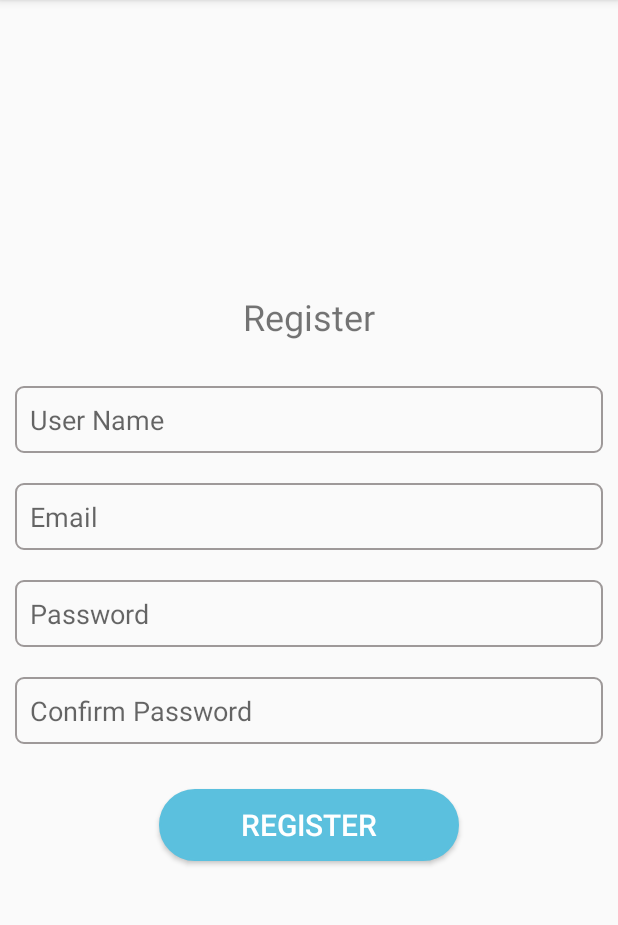
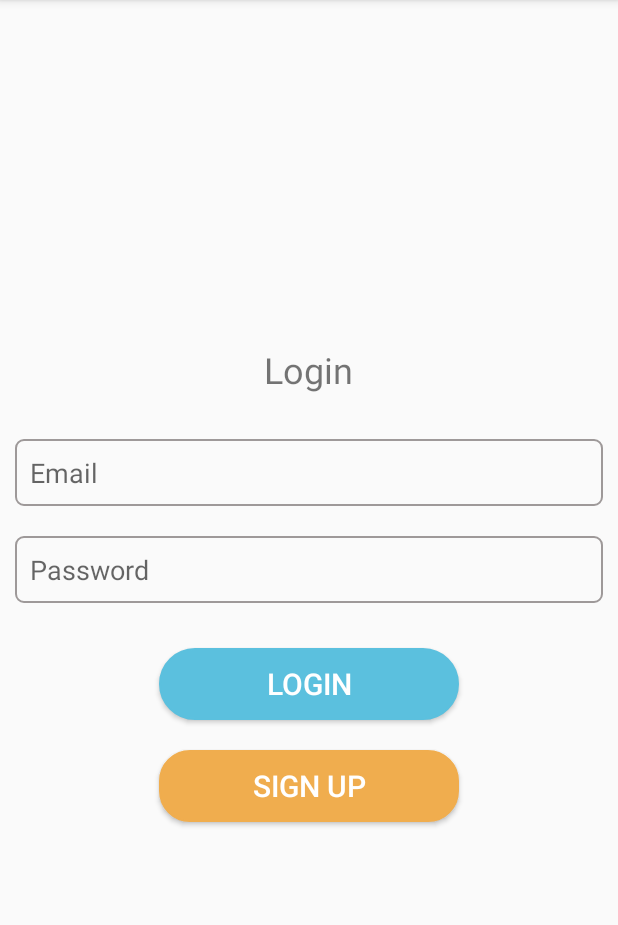
Before and after one commit to QasimRao272/Lucky-Drawer-App, an Android app: the screen it shows after launch (RegisterLogin before the commit, LoginActivity after it), on a phone screen of 412 x 824 dp, the part 84-1009 px from its top. Run offline under Robolectric (Android 15) with nearby library versions, the phone set to English and light mode, and no system bars; our stand-ins replace Volley.

Commit message:
Updated 10/20/2020

```diff
--- /dev/null
+++ b/app/src/main/java/com/google/luckydrawerapp/LoginActivity.java
@@ -0,0 +1,153 @@
+package com.google.luckydrawerapp;
+
+import androidx.appcompat.app.AppCompatActivity;
+
+import android.content.Intent;
+import android.content.SharedPreferences;
+import android.os.Bundle;
+import android.text.TextUtils;
+import android.util.Log;
+import android.view.View;
+import android.widget.Button;
+import android.widget.EditText;
+import android.widget.Toast;
+
+import com.android.volley.Request;
+import com.android.volley.RequestQueue;
+import com.android.volley.Response;
+import com.android.volley.VolleyError;
+import com.android.volley.toolbox.StringRequest;
+import com.android.volley.toolbox.Volley;
+
+import org.json.JSONException;
+import org.json.JSONObject;
+
+import java.util.HashMap;
+import java.util.Map;
+
+public class LoginActivity extends AppCompatActivity {
+
+    private EditText login_user_email, login_user_password;
+    private EditText register_user_name, register_user_email, register_user_password, register_user_confirm_password;
+
+    private Button btn_register_user, btn_login_user, btn_sign_up_user;
+
+    String log_password, log_user_email;
+    String MY_PREFS_NAME = "Lucky_Draw";
+
+    @Override
+    protected void onCreate(Bundle savedInstanceState) {
+        super.onCreate(savedInstanceState);
+        setContentView(R.layout.activity_register_login);
+
+        SharedPreferences prefs = getSharedPreferences(MY_PREFS_NAME, MODE_PRIVATE);
+        String name = prefs.getString("done", "No name defined");
+        if (!TextUtils.isEmpty(name) && name.equals("yes")) {
+            startActivity(new Intent(getApplicationContext(), MainActivity.class));
+        } else {
+            SharedPreferences.Editor editor = getSharedPreferences(MY_PREFS_NAME, MODE_PRIVATE).edit();
+            editor.putString("done", "yes");
+            editor.apply();
+        }
+
+        login_user_email = (EditText) findViewById(R.id.login_user_email);
+        login_user_password = (EditText) findViewById(R.id.login_user_password);
+
+
+        btn_login_user = (Button) findViewById(R.id.btn_login_user);
+        btn_sign_up_user = (Button) findViewById(R.id.btn_sign_up_user);
+
+        log_user_email = login_user_email.getText().toString().trim();
+        log_password = login_user_password.getText().toString().trim();
+
+        btn_login_user.setOnClickListener(new View.OnClickListener() {
+            @Override
+            public void onClick(View v) {
+                loginResponse();
+                Intent i = new Intent(LoginActivity.this, MainActivity.class);
+                startActivity(i);
+                finish();
+            }
+        });
+
+        btn_sign_up_user.setOnClickListener(new View.OnClickListener() {
+            @Override
+            public void onClick(View v) {
+                Intent intent = new Intent(LoginActivity.this, SignUp.class);
+                startActivity(intent);
+                finish();
+            }
+        });
+    }
+
+    public void loginResponse() {
+        String YourUrl = "http://mmrandom.com/api/login";
+        StringRequest request = new StringRequest(Request.Method.POST, YourUrl, new Response.Listener<String>() {
+            @Override
+            public void onResponse(String response) {
+                if (response != null) {
+                    Toast.makeText(LoginActivity.this, "Response " + response, Toast.LENGTH_SHORT).show();
+                    Log.e("check", "" + response);
+                } else {
+                    Log.e("Your Array Response", "Data Null");
+                }
+
+                try {
+                    JSONObject obj = new JSONObject(response);
+                    Toast.makeText(getApplicationContext(), obj.toString(), Toast.LENGTH_LONG).show();
+                    ///
+                    String id = obj.getJSONObject("user").getString("id");
+                    String name = obj.getJSONObject("user").getString("name");
+                    String email = obj.getJSONObject("user").getString("email");
+                    String token = String.valueOf(obj.getString("access_token"));
+                    Toast.makeText(getApplicationContext(), "ID: " + id, Toast.LENGTH_SHORT).show();
+                    Log.d("TAG", "onResponse: " + token);
+                    Log.d("TAG", "onResponse: " + name);
+                    Log.d("TAG", "onResponse: " + email);
+                    Log.d("TAG", "onResponse: " + id);
+
+                    SharedPreferences.Editor editor = getSharedPreferences(MY_PREFS_NAME, MODE_PRIVATE).edit();
+                    editor.putString("id", id);
+                    editor.putString("name", name);
+                    editor.putString("email", email);
+                    editor.putString("token", token);
+                    editor.apply();
+
+
+                } catch (JSONException e) {
+                    Toast.makeText(getApplicationContext(), "Server Error" + e, Toast.LENGTH_LONG).show();
+                    Log.d("TAG", "onResponse: " + e);
+
+                }
+                Log.d("VOLLEY1", response);
+            }
+
+        }, new Response.ErrorListener() {
+            @Override
+            public void onErrorResponse(VolleyError error) {
+                Log.d("error", "" + error);
+            }
+        }) {
+
+    /*        //This is for Headers If You Needed
+            @Override
+            public Map<String, String> getHeaders() throws AuthFailureError {
+                Map<String, String> params = new HashMap<String, String>();
+                params.put("Content-Type", "application/json; charset=UTF-8");
+                //params.put("access_token", ACCESS_TOKEN);
+                return params;
+            }*/
+
+            //Pass Your Parameters here
+            @Override
+            protected Map<String, String> getParams() {
+                Map<String, String> params = new HashMap<String, String>();
+                params.put("email", login_user_email.getText().toString().trim());
+                params.put("password", login_user_password.getText().toString().trim());
+                return params;
+            }
+        };
+        RequestQueue queue = Volley.newRequestQueue(getApplicationContext());
+        queue.add(request);
+    }
+}
--- a/app/src/main/java/com/google/luckydrawerapp/RegisterLogin.java
+++ /dev/null
@@ -1,134 +0,0 @@
-package com.google.luckydrawerapp;
-
-import androidx.appcompat.app.AppCompatActivity;
-
-import android.os.Bundle;
-import android.util.Base64;
-import android.util.Log;
-import android.view.View;
-import android.widget.Button;
-import android.widget.EditText;
-import android.widget.LinearLayout;
-import android.widget.Toast;
-
-import com.android.volley.AuthFailureError;
-import com.android.volley.Request;
-import com.android.volley.RequestQueue;
-import com.android.volley.Response;
-import com.android.volley.VolleyError;
-import com.android.volley.toolbox.StringRequest;
-import com.android.volley.toolbox.Volley;
-
-import org.json.JSONException;
-import org.json.JSONObject;
-
-import java.util.HashMap;
-import java.util.Map;
-
-public class RegisterLogin extends AppCompatActivity {
-
-    private LinearLayout ll_login_user;
-    private LinearLayout ll_register_user;
-
-    private EditText login_user_email, login_user_password;
-    private EditText register_user_name, register_user_email, register_user_password, register_user_confirm_password;
-
-    private Button btn_register_user, login_user;
-
-    String user_name, password, user_email, confirm_pass;
-    String ACCESS_TOKEN = "";
-
-    @Override
-    protected void onCreate(Bundle savedInstanceState) {
-        super.onCreate(savedInstanceState);
-        setContentView(R.layout.activity_register_login);
-
-        ll_login_user = (LinearLayout) findViewById(R.id.ll_login_user);
-        ll_register_user = (LinearLayout) findViewById(R.id.ll_register_user);
-
-        //login Fields
-        login_user_email = (EditText) findViewById(R.id.login_user_email);
-        login_user_password = (EditText) findViewById(R.id.login_user_password);
-
-        //Register Fields
-        register_user_name = (EditText) findViewById(R.id.register_user_name);
-        register_user_email = (EditText) findViewById(R.id.register_user_email);
-        register_user_password = (EditText) findViewById(R.id.register_user_password);
-        register_user_confirm_password = (EditText) findViewById(R.id.register_user_confirm_password);
-
-        btn_register_user = (Button) findViewById(R.id.btn_register_user);
-        login_user = (Button) findViewById(R.id.login_user);
-
-        user_name = register_user_name.getText().toString().trim();
-        user_email = register_user_email.getText().toString().trim();
-        password = register_user_password.getText().toString().trim();
-        confirm_pass = register_user_confirm_password.getText().toString().trim();
-
-
-        btn_register_user.setOnClickListener(new View.OnClickListener() {
-            @Override
-            public void onClick(View v) {
-
-                response();
-
-            }
-        });
-    }
-
-    public void response() {
-        String YourUrl = "https://mmrandom.com/api/register";
-        StringRequest request = new StringRequest(Request.Method.POST, YourUrl, new Response.Listener<String>() {
-            @Override
-            public void onResponse(String response) {
-                if (response != null) {
-                    Toast.makeText(RegisterLogin.this, "Response " + response, Toast.LENGTH_SHORT).show();
-                    Log.e("check", "Success");
-
-                } else {
-                    Log.e("Your Array Response", "Data Null");
-                }
-
-                try {
-                    JSONObject objres = new JSONObject(response);
-                    Toast.makeText(getApplicationContext(), objres.toString(), Toast.LENGTH_LONG).show();
-
-
-                } catch (JSONException e) {
-                    Toast.makeText(getApplicationContext(), "Server Error" + e, Toast.LENGTH_LONG).show();
-                    Log.d("TAG", "onResponse: "+e);
-
-                }
-                Log.d("VOLLEY1", response);
-            }
-
-        }, new Response.ErrorListener() {
-            @Override
-            public void onErrorResponse(VolleyError error) {
-                Log.d("error", "" + error);
-            }
-        }) {
-
-            //This is for Headers If You Needed
-            @Override
-            public Map<String, String> getHeaders() throws AuthFailureError {
-                Map<String, String> params = new HashMap<String, String>();
-                params.put("Content-Type", "application/json; charset=UTF-8");
-                //params.put("access_token", ACCESS_TOKEN);
-                return params;
-            }
-
-            //Pass Your Parameters here
-            @Override
-            protected Map<String, String> getParams() {
-                Map<String, String> params = new HashMap<String, String>();
-                params.put("name", user_name);
-                params.put("email", user_email);
-                params.put("password", password);
-                params.put("password_confirmation", confirm_pass);
-                return params;
-            }
-        };
-        RequestQueue queue = Volley.newRequestQueue(getApplicationContext());
-        queue.add(request);
-    }
-}
--- a/app/src/main/java/com/google/luckydrawerapp/Splash.java
+++ b/app/src/main/java/com/google/luckydrawerapp/Splash.java
@@ -19,7 +19,7 @@ public class Splash extends AppCompatActivity {
         handler.postDelayed(new Runnable() {
             @Override
             public void run() {
-                Intent intent = new Intent(Splash.this, RegisterLogin.class);
+                Intent intent = new Intent(Splash.this, LoginActivity.class);
                 startActivity(intent);
                 finish();
             }
--- a/app/src/main/res/layout/activity_register_login.xml
+++ b/app/src/main/res/layout/activity_register_login.xml
@@ -5,7 +5,7 @@
     android:layout_width="match_parent"
     android:layout_height="match_parent"
     android:orientation="vertical"
-    tools:context=".RegisterLogin">
+    tools:context=".LoginActivity">
 
     <LinearLayout
         android:id="@+id/ll_login_user"
@@ -14,7 +14,7 @@
         android:layout_marginLeft="10dp"
         android:layout_marginRight="10dp"
         android:orientation="vertical"
-        android:visibility="gone"
+        android:visibility="visible"
         android:gravity="center"
         app:layout_constraintBottom_toBottomOf="parent"
         app:layout_constraintEnd_toEndOf="parent"
@@ -51,7 +51,7 @@
             android:padding="10dp" />
 
         <Button
-            android:id="@+id/login_user"
+            android:id="@+id/btn_login_user"
             android:layout_width="200dp"
             android:layout_height="wrap_content"
             android:layout_marginTop="10dp"
@@ -61,80 +61,14 @@
             android:textColor="@android:color/white"
             android:textSize="20dp"/>
 
-    </LinearLayout>
-
-
-    <LinearLayout
-        android:id="@+id/ll_register_user"
-        android:layout_width="match_parent"
-        android:layout_height="wrap_content"
-        android:layout_marginLeft="10dp"
-        android:layout_marginRight="10dp"
-        android:orientation="vertical"
-        android:gravity="center"
-        app:layout_constraintBottom_toBottomOf="parent"
-        app:layout_constraintEnd_toEndOf="parent"
-        app:layout_constraintStart_toStartOf="parent"
-        app:layout_constraintTop_toTopOf="parent"
-        android:visibility="visible">
-
-        <TextView
-            android:layout_width="wrap_content"
-            android:layout_height="wrap_content"
-            android:layout_gravity="center"
-            android:layout_marginTop="20dp"
-            android:text="Register"
-            android:textSize="24sp" />
-
-        <EditText
-            android:id="@+id/register_user_name"
-            android:layout_width="match_parent"
-            android:layout_height="wrap_content"
-            android:layout_marginTop="30dp"
-            android:layout_marginBottom="20dp"
-            android:background="@drawable/grey_border"
-            android:hint="User Name"
-            android:inputType="textPersonName"
-            android:padding="10dp" />
-
-        <EditText
-            android:id="@+id/register_user_email"
-            android:layout_width="match_parent"
-            android:layout_height="wrap_content"
-            android:layout_marginBottom="20dp"
-            android:background="@drawable/grey_border"
-            android:hint="Email"
-            android:inputType="textEmailAddress"
-            android:padding="10dp" />
-
-        <EditText
-            android:id="@+id/register_user_password"
-            android:layout_width="match_parent"
-            android:layout_height="wrap_content"
-            android:layout_marginBottom="20dp"
-            android:background="@drawable/grey_border"
-            android:hint="Password"
-            android:inputType="textPassword"
-            android:padding="10dp" />
-
-        <EditText
-            android:id="@+id/register_user_confirm_password"
-            android:layout_width="match_parent"
-            android:layout_height="wrap_content"
-            android:layout_marginBottom="10dp"
-            android:background="@drawable/grey_border"
-            android:hint="Confirm Password"
-            android:inputType="textPassword"
-            android:padding="10dp" />
-
         <Button
-            android:id="@+id/btn_register_user"
+            android:id="@+id/btn_sign_up_user"
             android:layout_width="200dp"
             android:layout_height="wrap_content"
-            android:layout_marginTop="20dp"
-            android:layout_marginBottom="20dp"
-            android:background="@drawable/blue_round_btn_shape"
-            android:text="Register"
+            android:layout_marginTop="10dp"
+            android:layout_marginBottom="10dp"
+            android:background="@drawable/orange_round_btn_shape"
+            android:text="Sign Up"
             android:textColor="@android:color/white"
             android:textSize="20dp"/>
 
@@ -144,4 +78,7 @@
 
 
 
+
+
+
 </androidx.constraintlayout.widget.ConstraintLayout>
--- a/app/src/main/res/menu/navigation_menu.xml
+++ b/app/src/main/res/menu/navigation_menu.xml
@@ -25,4 +25,9 @@
         android:icon="@mipmap/phone"
         android:title="Contact" />
 
+    <item
+        android:id="@+id/logout"
+        android:icon="@mipmap/phone"
+        android:title="Logout" />
+
 </menu>
--- a/app/src/main/res/values/strings.xml
+++ b/app/src/main/res/values/strings.xml
@@ -13,4 +13,5 @@
     <string name="lucky_draw_generator">Lucky Draw Generator</string>
     <string name="lucky_draw_quality">Lucky Draw Quality</string>
     <string name="please_insert_single_name_or_numbers">Please insert single name or numbers</string>
+    <string name="physical_items_digital_items_email_social_link_to_contact_link">physical items များ ပို့ပေးရန်အတွက် လိပ်စာ လိုအပ်မည်ဖြစ်ပြီး digital items များအတွက် email သို့မဟုတ် social Link to contact link ထည့်ပေးရန် လိုအပ်ပါမည်။</string>
 </resources>
```
Also changed, not shown: app/src/main/AndroidManifest.xml (+8 -5 lines), app/src/main/java/com/google/luckydrawerapp/Fragments/FragmentHome.java (+239 -2 lines), app/src/main/java/com/google/luckydrawerapp/MainActivity.java (+23 -0 lines), app/src/main/res/layout/fragment_fragment_home.xml (+24 -23 lines).
